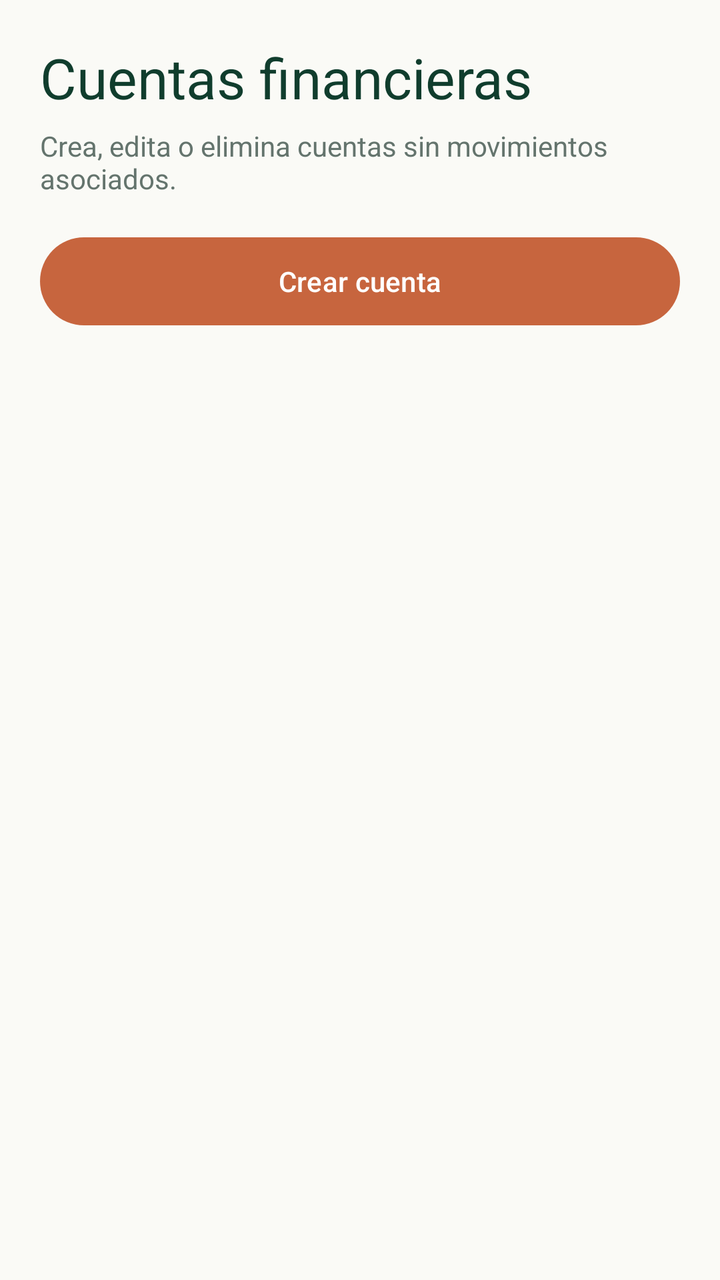
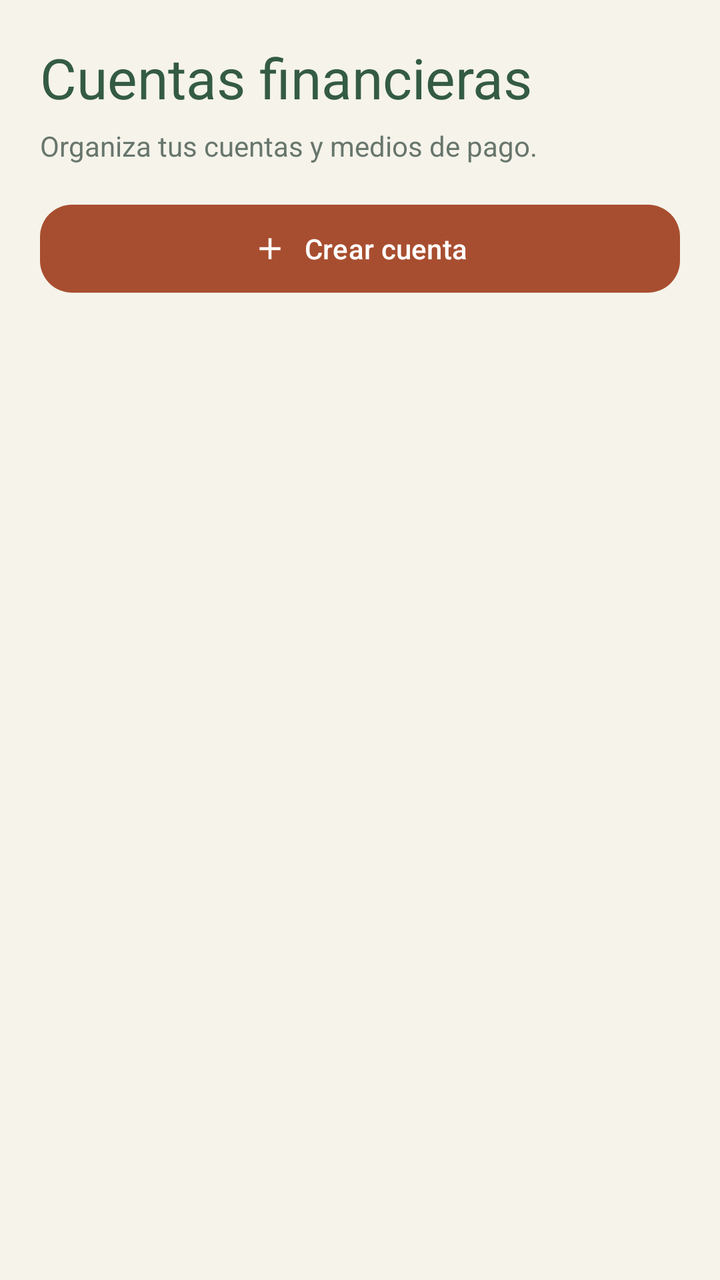

Before-and-after screenshots of an Android layout around one commit, followed by the original layout XML and the change that was made.
<!-- AndroidManifest.xml: application theme Theme.LocalCash -->
<!-- res/layout/activity_cuentas.xml -->
<?xml version="1.0" encoding="utf-8"?>
<ScrollView xmlns:android="http://schemas.android.com/apk/res/android" xmlns:app="http://schemas.android.com/apk/res-auto" android:layout_width="match_parent" android:layout_height="match_parent" android:background="@color/lc_warm_background">
    <LinearLayout android:layout_width="match_parent" android:layout_height="wrap_content" android:orientation="vertical" android:padding="20dp">
        <TextView style="@style/TextAppearance.Material3.HeadlineMedium" android:layout_width="wrap_content" android:layout_height="wrap_content" android:text="@string/accounts_title" android:textColor="@color/lc_green_dark" />
        <TextView android:layout_width="match_parent" android:layout_height="wrap_content" android:layout_marginTop="6dp" android:text="@string/accounts_subtitle" android:textColor="@color/lc_text_secondary" />
        <com.google.android.material.button.MaterialButton android:id="@+id/button_add_account" android:layout_width="match_parent" android:layout_height="52dp" android:layout_marginTop="16dp" android:text="@string/action_add_account" app:backgroundTint="@color/lc_orange_earth" />
        <LinearLayout android:id="@+id/list_accounts" android:layout_width="match_parent" android:layout_height="wrap_content" android:layout_marginTop="12dp" android:orientation="vertical" />
    </LinearLayout>
</ScrollView>
<!-- resources referenced by this layout -->
<resources>
  <color name="lc_green_dark">#103D2D</color>
  <color name="lc_orange_earth">#C7653E</color>
  <color name="lc_text_secondary">#64746D</color>
  <color name="lc_warm_background">#FAFAF6</color>
  <string name="accounts_subtitle">Crea, edita o elimina cuentas sin movimientos asociados.</string>
  <string name="accounts_title">Cuentas financieras</string>
  <string name="action_add_account">Crear cuenta</string>
  <style name="Theme.LocalCash" parent="Base.Theme.LocalCash" />
  <style name="Base.Theme.LocalCash" parent="Theme.Material3.DayNight.NoActionBar">
          
          
      </style>
</resources>

<!-- the commit's change to res/layout/activity_cuentas.xml (unified diff, before → after) -->
@@ -3,7 +3,7 @@
     <LinearLayout android:layout_width="match_parent" android:layout_height="wrap_content" android:orientation="vertical" android:padding="20dp">
         <TextView style="@style/TextAppearance.Material3.HeadlineMedium" android:layout_width="wrap_content" android:layout_height="wrap_content" android:text="@string/accounts_title" android:textColor="@color/lc_green_dark" />
         <TextView android:layout_width="match_parent" android:layout_height="wrap_content" android:layout_marginTop="6dp" android:text="@string/accounts_subtitle" android:textColor="@color/lc_text_secondary" />
-        <com.google.android.material.button.MaterialButton android:id="@+id/button_add_account" android:layout_width="match_parent" android:layout_height="52dp" android:layout_marginTop="16dp" android:text="@string/action_add_account" app:backgroundTint="@color/lc_orange_earth" />
+        <com.google.android.material.button.MaterialButton android:id="@+id/button_add_account" android:layout_width="match_parent" android:layout_height="52dp" android:layout_marginTop="16dp" android:text="@string/action_add_account" android:textColor="@color/white" app:backgroundTint="@color/lc_account_create" app:cornerRadius="16dp" app:icon="@drawable/ic_add" app:iconGravity="textStart" app:iconPadding="8dp" app:iconTint="@color/white" />
         <LinearLayout android:id="@+id/list_accounts" android:layout_width="match_parent" android:layout_height="wrap_content" android:layout_marginTop="12dp" android:orientation="vertical" />
     </LinearLayout>
 </ScrollView>
<!-- resource entries referenced after the edit -->
@@ -1,16 +1,33 @@
 <!-- resources referenced by this layout -->
 <resources>
-  <color name="lc_green_dark">#103D2D</color>
-  <color name="lc_orange_earth">#C7653E</color>
-  <color name="lc_text_secondary">#64746D</color>
-  <color name="lc_warm_background">#FAFAF6</color>
-  <string name="accounts_subtitle">Crea, edita o elimina cuentas sin movimientos asociados.</string>
+  <color name="lc_account_create">#A84E30</color>
+  <color name="lc_green_dark">#345B43</color>
+  <color name="lc_orange_earth">#A75E42</color>
+  <color name="lc_surface">#FFFFFFFF</color>
+  <color name="lc_text_primary">#345B43</color>
+  <color name="lc_text_secondary">#68766D</color>
+  <color name="lc_warm_background">#F5F3EA</color>
+  <color name="white">#FFFFFFFF</color>
+  <!-- drawable ic_add (drawable) -->
+  <vector xmlns:android="http://schemas.android.com/apk/res/android" android:width="24dp" android:height="24dp" android:viewportWidth="24" android:viewportHeight="24">
+      <path android:fillColor="#FF000000" android:pathData="M19,13h-6v6h-2v-6H5v-2h6V5h2v6h6z" />
+  </vector>
+  <string name="accounts_subtitle">Organiza tus cuentas y medios de pago.</string>
   <string name="accounts_title">Cuentas financieras</string>
   <string name="action_add_account">Crear cuenta</string>
   <style name="Theme.LocalCash" parent="Base.Theme.LocalCash" />
   <style name="Base.Theme.LocalCash" parent="Theme.Material3.DayNight.NoActionBar">
-          
-          
+          <item name="colorPrimary">@color/lc_green_dark</item>
+          <item name="colorOnPrimary">@color/lc_on_primary</item>
+          <item name="colorSecondary">@color/lc_orange_earth</item>
+          <item name="colorSurface">@color/lc_surface</item>
+          <item name="colorOnSurface">@color/lc_text_primary</item>
+          <item name="colorSurfaceVariant">@color/lc_warm_background</item>
+          <item name="android:windowLightStatusBar">true</item>
+          <item name="android:windowLightNavigationBar">true</item>
+          <item name="android:statusBarColor">@color/lc_warm_background</item>
+          <item name="android:navigationBarColor">@color/lc_surface</item>
       </style>
+  <color name="lc_on_primary">#FFFFFFFF</color>
 </resources>
 
